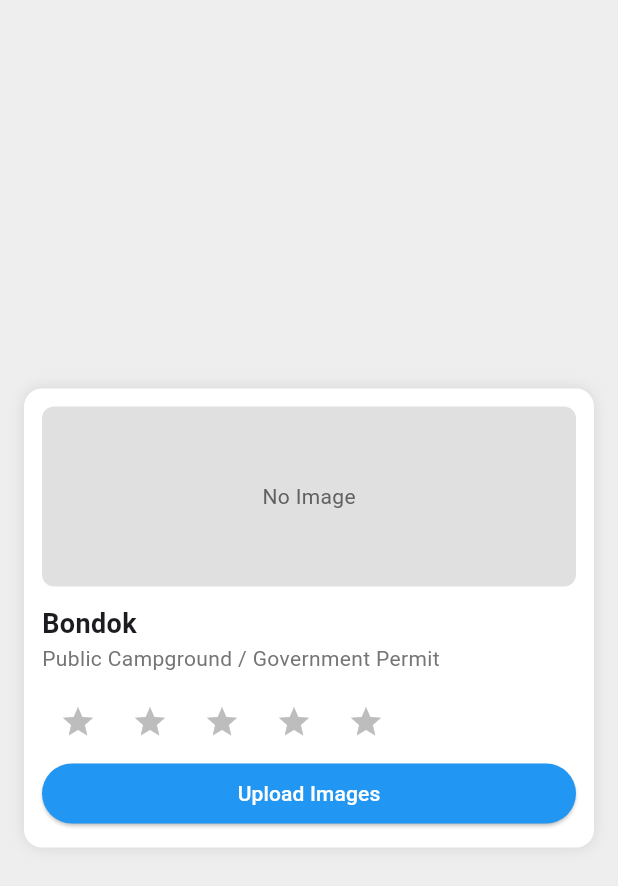
After one commit to Solelii/CampPH, a Flutter app: the screen it shows after launch, after a tap on "reviews", on a phone screen of 412 x 824 dp. The commit adds this screen. Shown: the top 886 px of the screen. Run offline on Flutter 3.47's test engine with Material 3 defaults, Android fonts, the phone set to English and light mode, and no system bars; our stand-ins replace image_picker.

Commit message:
ADD: Reviews Widget

```diff
--- a/lib/main.dart
+++ b/lib/main.dart
@@ -1,8 +1,10 @@
+import 'package:camph/widgets/review_section_widget.dart';
 import 'package:flutter/material.dart';
 import 'screens/landing_page.dart';
 import 'screens/login_page.dart';
 import 'screens/signup_page.dart';
 import 'screens/homepage.dart';
+import 'widgets/review_section_widget.dart';
 
 void main() => runApp(const MyApp());
 
@@ -63,6 +65,17 @@ class MyApp extends StatelessWidget {
                       },
                       child: const Text('Homepage'),
                     ),
+                    ElevatedButton(
+                      onPressed: () {
+                        Navigator.push(
+                          context,
+                          MaterialPageRoute(
+                            builder: (context) => ReviewSection(),
+                          ),
+                        );
+                      },
+                      child: const Text('reviews'),
+                    ),
                   ],
                 );
               },
--- /dev/null
+++ b/lib/widgets/review_section_widget.dart
@@ -0,0 +1,132 @@
+import 'package:flutter/material.dart';
+import 'package:image_picker/image_picker.dart';
+import 'dart:io';
+
+class ReviewSection extends StatefulWidget {
+  @override
+  _ReviewSectionState createState() => _ReviewSectionState();
+}
+
+class _ReviewSectionState extends State<ReviewSection> {
+  int selectedRating = 0;
+  List<File> images = [];
+
+  final ImagePicker _picker = ImagePicker();
+
+  // Function to set rating
+  void setRating(int rating) {
+    setState(() {
+      selectedRating = rating;
+    });
+  }
+
+  // Function to pick images
+  Future<void> pickImages() async {
+    final List<XFile>? pickedFiles = await _picker.pickMultiImage();
+    if (pickedFiles != null) {
+      setState(() {
+        images = pickedFiles.map((file) => File(file.path)).toList();
+      });
+    }
+  }
+
+  // Function to get dynamic layout
+  Widget buildImageGrid() {
+    if (images.isEmpty) {
+      return Container(
+        width: double.infinity,
+        height: 120,
+        decoration: BoxDecoration(
+          color: Colors.grey[300],
+          borderRadius: BorderRadius.circular(8),
+        ),
+        alignment: Alignment.center,
+        child: Text("No Image", style: TextStyle(color: Colors.grey[700])),
+      );
+    }
+
+    return Wrap(
+      spacing: 8,
+      runSpacing: 8,
+      children:
+          images.map((file) {
+            return ClipRRect(
+              borderRadius: BorderRadius.circular(8),
+              child: Image.file(
+                file,
+                width: images.length == 1 ? double.infinity : 120,
+                height: images.length == 1 ? 120 : 100,
+                fit: BoxFit.cover,
+              ),
+            );
+          }).toList(),
+    );
+  }
+
+  @override
+  Widget build(BuildContext context) {
+    return Scaffold(
+      backgroundColor: Colors.grey[200],
+      body: Center(
+        child: Padding(
+          padding: const EdgeInsets.all(16.0),
+          child: Container(
+            width: 400,
+            padding: EdgeInsets.all(12),
+            decoration: BoxDecoration(
+              color: Colors.white,
+              borderRadius: BorderRadius.circular(12),
+              boxShadow: [
+                BoxShadow(color: Colors.black.withOpacity(0.1), blurRadius: 8),
+              ],
+            ),
+            child: Column(
+              mainAxisSize: MainAxisSize.min,
+              crossAxisAlignment: CrossAxisAlignment.start,
+              children: [
+                buildImageGrid(),
+                SizedBox(height: 12),
+                Text(
+                  "Bondok",
+                  style: TextStyle(fontSize: 18, fontWeight: FontWeight.bold),
+                ),
+                Text(
+                  "Public Campground / Government Permit",
+                  style: TextStyle(color: Colors.grey[600]),
+                ),
+                SizedBox(height: 8),
+
+                // Star Rating
+                Row(
+                  children: List.generate(5, (index) {
+                    return IconButton(
+                      icon: Icon(
+                        Icons.star,
+                        color:
+                            index < selectedRating
+                                ? Colors.amber
+                                : Colors.grey[400],
+                      ),
+                      onPressed: () => setRating(index + 1),
+                    );
+                  }),
+                ),
+
+                // Upload Button
+                ElevatedButton(
+                  onPressed: pickImages,
+                  style: ElevatedButton.styleFrom(
+                    backgroundColor: Colors.blue,
+                    foregroundColor: Colors.white,
+                    minimumSize: Size(double.infinity, 40),
+                  ),
+                  child: Text("Upload Images"),
+                ),
+              ],
+            ),
+          ),
+        ),
+      ),
+    );
+  }
+}
--- a/pubspec.yaml
+++ b/pubspec.yaml
@@ -34,6 +34,7 @@ dependencies:
   # The following adds the Cupertino Icons font to your application.
   # Use with the CupertinoIcons class for iOS style icons.
   cupertino_icons: ^1.0.8
+  image_picker: ^1.1.2
 
 dev_dependencies:
   flutter_test:
```
Also changed, not shown: pubspec.lock.
